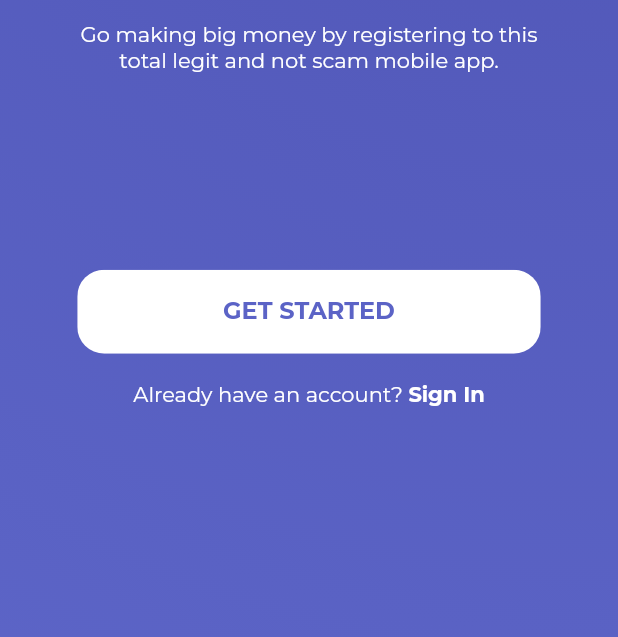
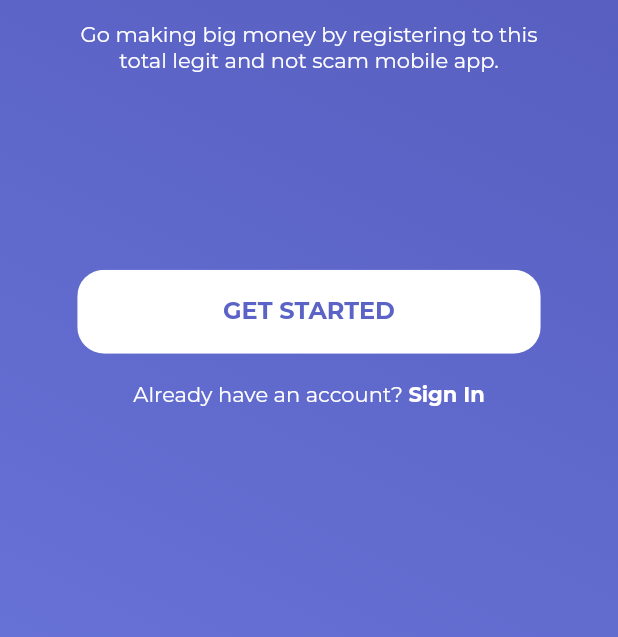
Before and after one commit to hipstertwix/skinstonks-mobile, a Flutter app: the screen it shows after launch, on a phone screen of 412 x 824 dp, the part 599-1236 px from its top. Run offline on Flutter 3.47's test engine with Material 2 defaults, Android fonts, the phone set to English and light mode, and no system bars; our stand-ins replace flutter_svg, google_fonts.

```diff
--- a/lib/components/background.dart
+++ b/lib/components/background.dart
@@ -15,10 +15,12 @@ class Background extends StatelessWidget {
       width: double.infinity,
       height: size.height,
       decoration: BoxDecoration(
-          gradient: RadialGradient(
-              center: Alignment.topRight,
-              radius: 4,
-              colors: [kBackgroundTopColor, kBackgroundBottomColor])),
+        gradient: LinearGradient(
+          colors: [kBackgroundBottomColor, kBackgroundTopColor],
+          end: Alignment.topRight,
+          begin: Alignment.bottomLeft,
+        ),
+      ),
       child: Stack(
         alignment: alignment,
         children: <Widget>[child],
--- a/lib/components/password_input.dart
+++ b/lib/components/password_input.dart
@@ -36,8 +36,12 @@ class PasswordField extends StatelessWidget {
             disabledBorder: InputBorder.none,
             hintText: hintText,
             hintStyle: textStyle,
-          suffixIcon: Icon(Icons.visibility, color: kPrimaryHeadingColor),
+            suffixIcon: Icon(
+              Icons.visibility,
+              color: Colors.white,
+              size: 18,
             ),
+            contentPadding: EdgeInsets.fromLTRB(0, 15, 0, 0)),
       ),
     );
   }
```
Also changed, not shown: lib/Screens/Signup/components/body.dart (+0 -11 lines), lib/Screens/Signup/components/register_form.dart (+35 -13 lines), lib/model/user/register_user_data.dart (added, +18 -0 lines), lib/services/login.dart (+18 -2 lines). Lines whose indentation alone changed are shown as unchanged.
